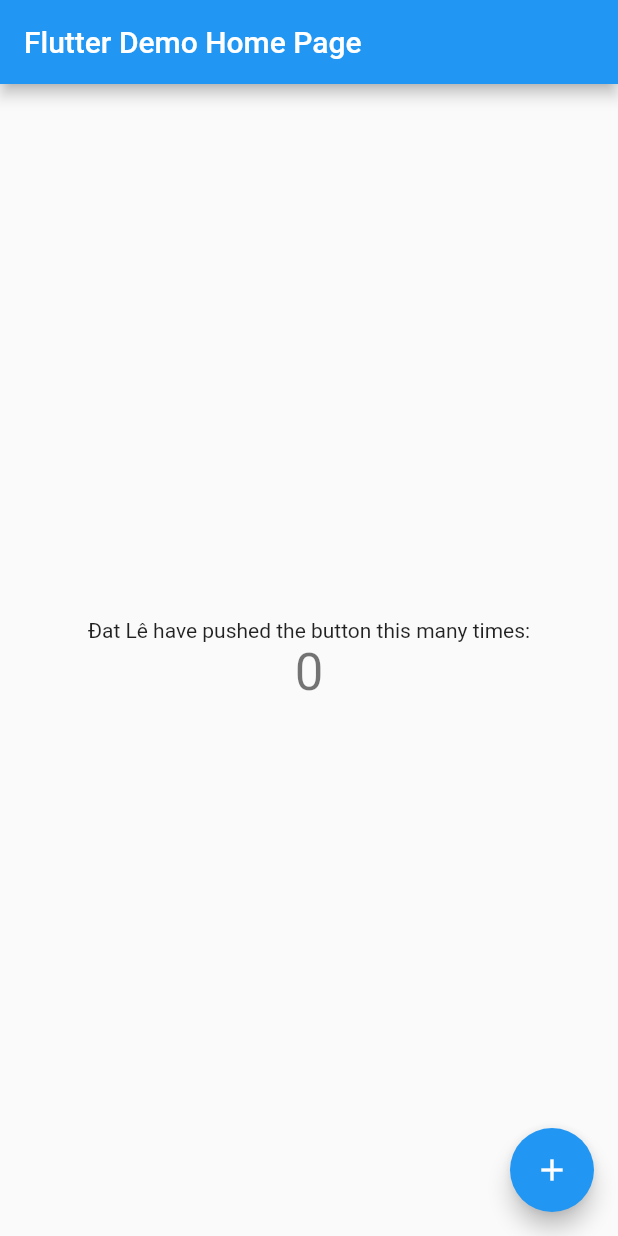
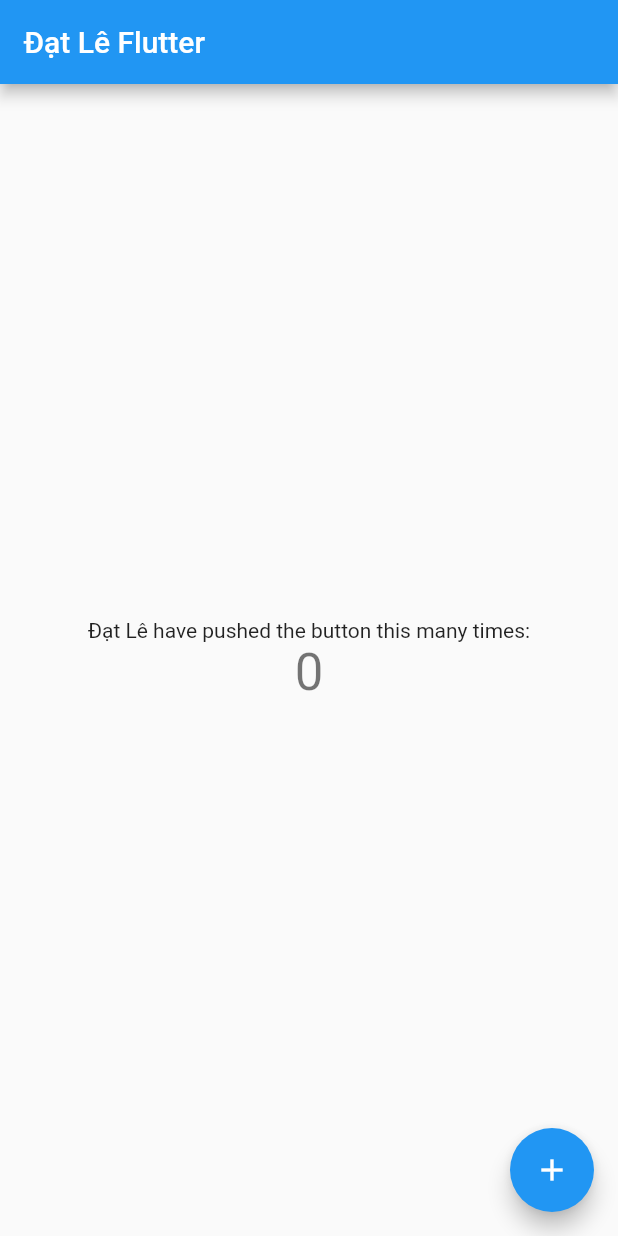
Before and after one commit to datle98/flutter_app, a Flutter app: the screen it shows after launch, on a phone screen of 412 x 824 dp. Run offline on Flutter 3.47's test engine with Material 2 defaults, Android fonts, the phone set to English and light mode, and no system bars.

Commit message:
DatL BTVN 1

```diff
--- a/lib/main.dart
+++ b/lib/main.dart
@@ -22,7 +22,7 @@
         // is not restarted.
         primarySwatch: Colors.blue,
       ),
-      home: MyHomePage(title: 'Flutter Demo Home Page'),
+      home: MyHomePage(title: 'Đạt Lê Flutter'),
     );
   }
 }
@@ -94,7 +94,7 @@
           mainAxisAlignment: MainAxisAlignment.center,
           children: <Widget>[
             Text(
-              'Đat Lê have pushed the button this many times:',
+              'Đạt Lê have pushed the button this many times:',
             ),
             Text(
               '$_counter',
```
